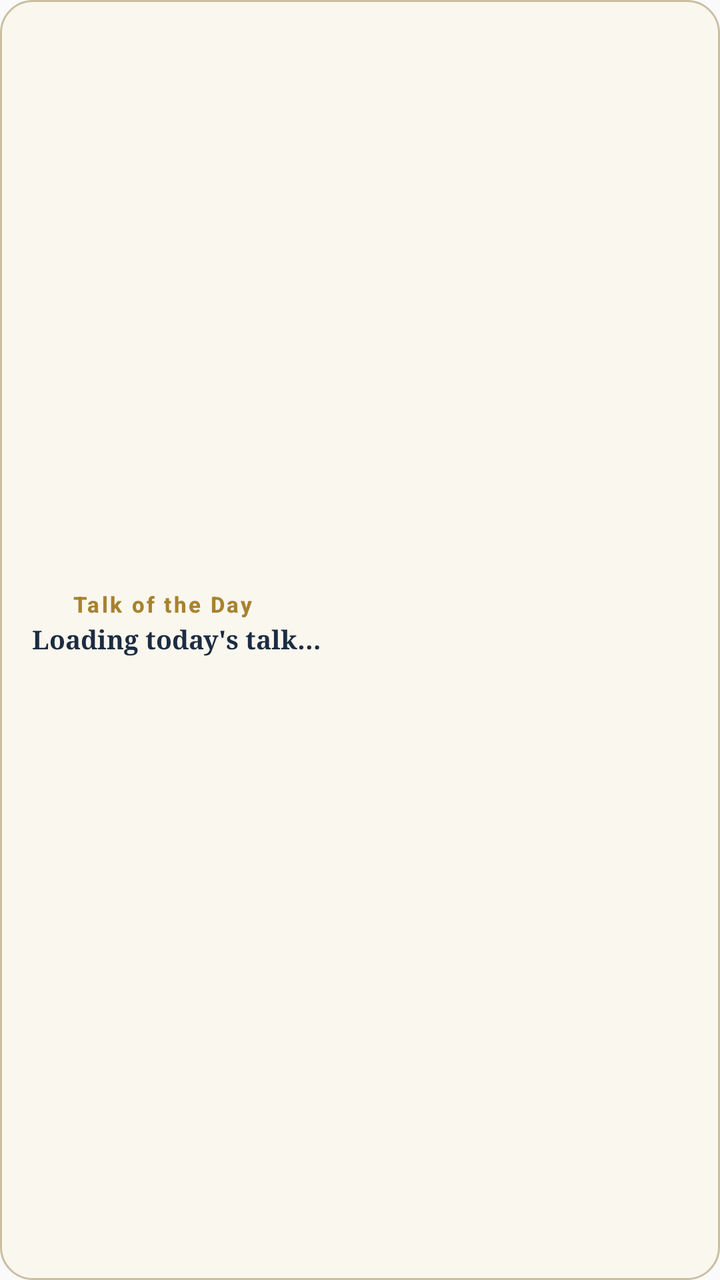
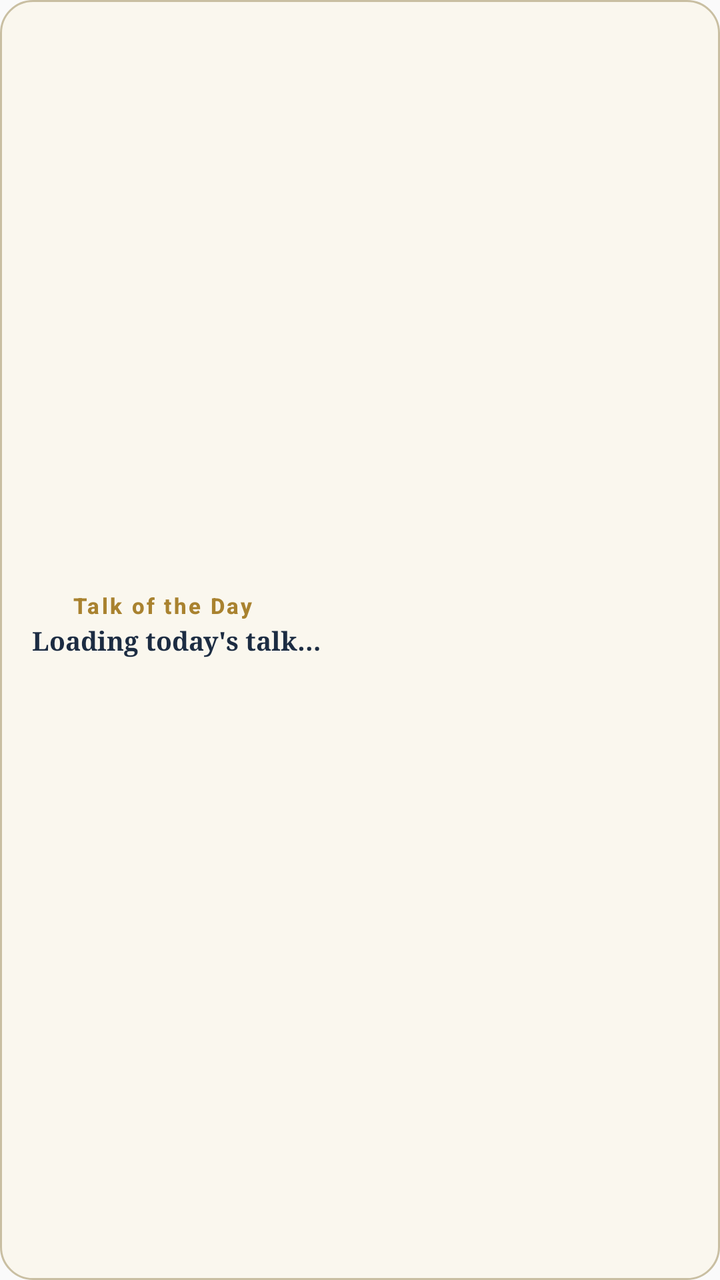

The first picture is an Android layout as it rendered before a commit; the second is the same layout after the commit. The layout source and the unified diff follow.
<!-- AndroidManifest.xml: application theme AppTheme -->
<!-- res/layout/widget_talk_of_day.xml -->
<?xml version="1.0" encoding="utf-8"?>
<LinearLayout xmlns:android="http://schemas.android.com/apk/res/android"
    android:id="@+id/widget_root"
    android:layout_width="match_parent"
    android:layout_height="match_parent"
    android:orientation="vertical"
    android:background="@drawable/widget_background"
    android:paddingStart="16dp"
    android:paddingEnd="16dp"
    android:paddingTop="9dp"
    android:paddingBottom="9dp"
    android:gravity="center_vertical">

    <LinearLayout
        android:layout_width="wrap_content"
        android:layout_height="wrap_content"
        android:orientation="horizontal"
        android:gravity="center_vertical"
        android:layout_marginBottom="3dp">

        <ImageView
            android:layout_width="14dp"
            android:layout_height="14dp"
            android:layout_marginEnd="6dp"
            android:src="@mipmap/ic_launcher_round"
            android:contentDescription="@string/app_name" />

        
        <TextView
            android:id="@+id/widget_eyebrow"
            android:layout_width="wrap_content"
            android:layout_height="wrap_content"
            android:text="@string/widget_eyebrow"
            android:textColor="@color/widget_brass"
            android:textSize="11sp"
            android:textStyle="bold"
            android:letterSpacing="0.1"
            android:fontFamily="sans-serif-medium"
            android:includeFontPadding="false" />
    </LinearLayout>

    <TextView
        android:id="@+id/widget_title"
        android:layout_width="match_parent"
        android:layout_height="wrap_content"
        android:text="@string/widget_loading"
        android:textColor="@color/widget_ink"
        android:textSize="13sp"
        android:textStyle="bold"
        android:fontFamily="serif"
        android:maxLines="1"
        android:ellipsize="end"
        android:includeFontPadding="false"
        android:layout_marginBottom="2dp" />

    <TextView
        android:id="@+id/widget_speaker"
        android:layout_width="match_parent"
        android:layout_height="wrap_content"
        android:text=""
        android:textColor="@color/widget_ink_soft"
        android:textSize="12sp"
        android:fontFamily="serif"
        android:maxLines="1"
        android:ellipsize="end"
        android:includeFontPadding="false" />

    <TextView
        android:id="@+id/widget_streak"
        android:layout_width="match_parent"
        android:layout_height="wrap_content"
        android:text=""
        android:textColor="@color/widget_burgundy"
        android:textSize="10.5sp"
        android:textStyle="bold"
        android:fontFamily="sans-serif-medium"
        android:maxLines="1"
        android:ellipsize="end"
        android:includeFontPadding="false"
        android:layout_marginTop="2dp"
        android:visibility="gone" />

</LinearLayout>
<!-- resources referenced by this layout -->
<resources>
  <color name="widget_brass">#A9822F</color>
  <color name="widget_burgundy">#6E2B34</color>
  <color name="widget_ink">#1C2C42</color>
  <color name="widget_ink_soft">#3D4D64</color>
  <!-- drawable widget_background (drawable) -->
  <?xml version="1.0" encoding="utf-8"?>
  <shape xmlns:android="http://schemas.android.com/apk/res/android"
      android:shape="rectangle">
      <solid android:color="@color/widget_paper_raised" />
      <corners android:radius="16dp" />
      <stroke android:width="1dp" android:color="@color/widget_line" />
  </shape>
  <!-- mipmap ic_launcher_round (mipmap-anydpi-v26) -->
  <?xml version="1.0" encoding="utf-8"?>
  <adaptive-icon xmlns:android="http://schemas.android.com/apk/res/android">
      <background android:drawable="@color/ic_launcher_background"/>
      <foreground android:drawable="@mipmap/ic_launcher_foreground"/>
  </adaptive-icon>
  <string name="app_name">Find A Talk</string>
  <string name="widget_eyebrow">Talk of the Day</string>
  <string name="widget_loading">Loading today\'s talk…</string>
  <style name="AppTheme" parent="Theme.AppCompat.Light.DarkActionBar">
          
          <item name="colorPrimary">@color/colorPrimary</item>
          <item name="colorPrimaryDark">@color/colorPrimaryDark</item>
          <item name="colorAccent">@color/colorAccent</item>
      </style>
  <color name="widget_paper_raised">#FAF7EE</color>
  <color name="widget_line">#C9BFA2</color>
  <color name="ic_launcher_background">#214A7F</color>
</resources>

<!-- the commit's change to res/layout/widget_talk_of_day.xml (unified diff, before → after) -->
@@ -59,7 +59,7 @@
         android:layout_height="wrap_content"
         android:text=""
         android:textColor="@color/widget_ink_soft"
-        android:textSize="12sp"
+        android:textSize="11sp"
         android:fontFamily="serif"
         android:maxLines="1"
         android:ellipsize="end"
